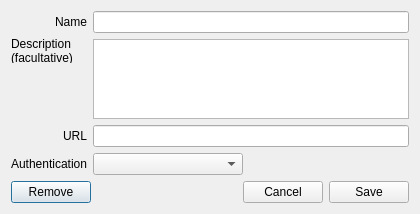
First picture: the form in views/add_edit_api_dialog.ui, repository remtav/qgis-stac-browser, before the edit.
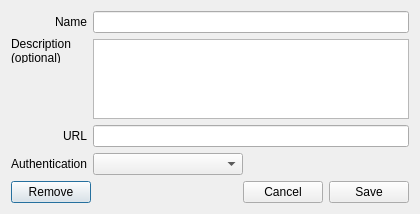
Second picture: the form after the edit.

What changed in the file:
```diff
--- a/views/add_edit_api_dialog.ui
+++ b/views/add_edit_api_dialog.ui
@@ -72,7 +72,7 @@
          <item row="1" column="0">
           <widget class="QLabel" name="apiDescriptionLabel">
            <property name="text">
-            <string>Description (facultative)</string>
+            <string>Description (optional)</string>
            </property>
            <property name="wordWrap">
             <bool>true</bool>
```
